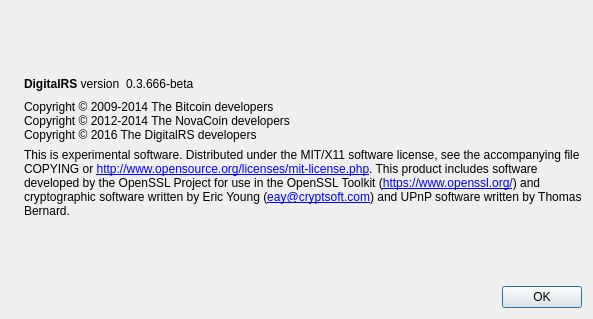
Old version of the form src/qt/forms/aboutdialog.ui in the repository jared-matthews/source.
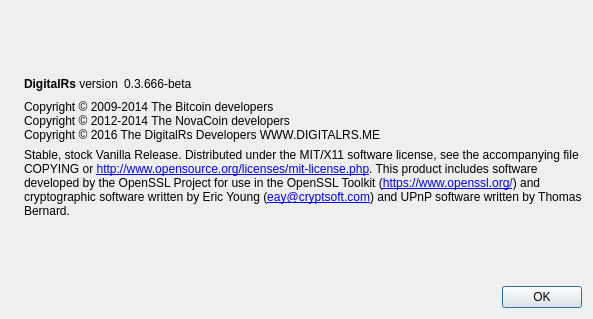
New version of the form. Icons and pictures are not drawn.

The edit to the form file:
```diff
--- a/src/qt/forms/aboutdialog.ui
+++ b/src/qt/forms/aboutdialog.ui
@@ -50,7 +50,7 @@
           <cursorShape>IBeamCursor</cursorShape>
          </property>
          <property name="text">
-          <string>&lt;b&gt;DigitalRS&lt;/b&gt; version</string>
+          <string>&lt;b&gt;DigitalRs&lt;/b&gt; version</string>
          </property>
          <property name="textInteractionFlags">
           <set>Qt::LinksAccessibleByMouse|Qt::TextSelectableByKeyboard|Qt::TextSelectableByMouse</set>
@@ -93,7 +93,7 @@
        <property name="text">
         <string>Copyright © 2009-2014 The Bitcoin developers
 Copyright © 2012-2014 The NovaCoin developers
-Copyright © 2016 The DigitalRS developers</string>
+Copyright © 2016 The DigitalRs Developers WWW.DIGITALRS.ME</string>
        </property>
        <property name="textInteractionFlags">
         <set>Qt::LinksAccessibleByMouse|Qt::TextSelectableByKeyboard|Qt::TextSelectableByMouse</set>
@@ -107,7 +107,7 @@
        </property>
        <property name="text">
         <string>
-This is experimental software.
+Stable, stock Vanilla Release.
 
 Distributed under the MIT/X11 software license, see the accompanying file COPYING or &lt;a href=&quot;http://www.opensource.org/licenses/mit-license.php&quot;&gt;http://www.opensource.org/licenses/mit-license.php&lt;/a&gt;.
 
```
Left out of the diff: 2 changed lines with no effect on the pictures.
